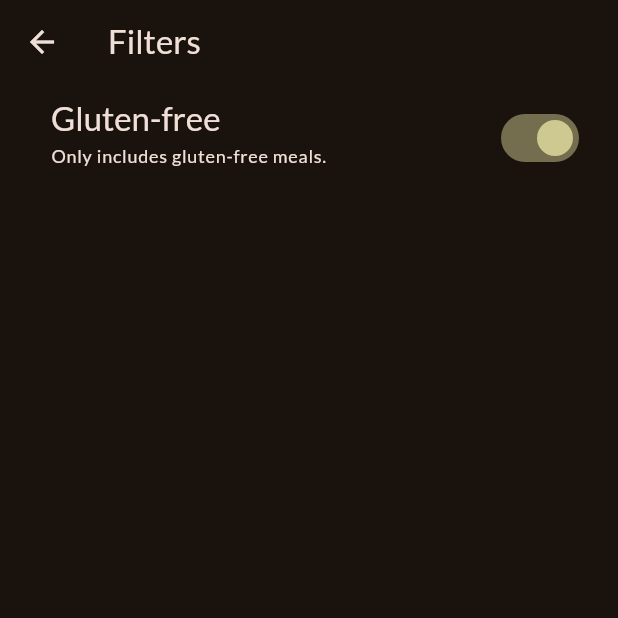
After one commit to DenisBurimov/flutter_meals, a Flutter app: the FiltersScreen screen opened directly, after a tap on "Gluten-free", on a phone screen of 412 x 824 dp, the top half of it. The commit adds this screen. Run offline on Flutter 3.47's test engine with Material 2 defaults, Android fonts, the phone set to English and light mode, and no system bars; our stand-ins replace google_fonts, transparent_image.

Commit message:
working commit

```diff
--- /dev/null
+++ b/lib/screens/filters.dart
@@ -0,0 +1,49 @@
+import 'package:flutter/material.dart';
+
+class FiltersScreen extends StatefulWidget {
+  const FiltersScreen({super.key});
+
+  @override
+  State<FiltersScreen> createState() {
+    return _FiltersScreenState();
+  }
+}
+
+class _FiltersScreenState extends State<FiltersScreen> {
+  var _glutenFreeFilterSet = false;
+
+  @override
+  Widget build(BuildContext context) {
+    return Scaffold(
+      appBar: AppBar(
+        title: const Text('Filters'),
+      ),
+      body: Column(
+        children: [
+          SwitchListTile(
+            value: _glutenFreeFilterSet,
+            onChanged: (isChecked) {
+              setState(() {
+                _glutenFreeFilterSet = isChecked;
+              });
+            },
+            title: Text(
+              'Gluten-free',
+              style: Theme.of(context).textTheme.titleLarge!.copyWith(
+                    color: Theme.of(context).colorScheme.onBackground,
+                  ),
+            ),
+            subtitle: Text(
+              'Only includes gluten-free meals.',
+              style: Theme.of(context).textTheme.labelMedium!.copyWith(
+                    color: Theme.of(context).colorScheme.onBackground,
+                  ),
+            ),
+            activeColor: Theme.of(context).colorScheme.tertiary,
+            contentPadding: const EdgeInsets.only(left: 34, right: 22),
+          ),
+        ],
+      ),
+    );
+  }
+}
```
Also changed, not shown: lib/screens/tabs.dart (+11 -1 lines), lib/widgets/main_drawer.dart (+8 -3 lines).
